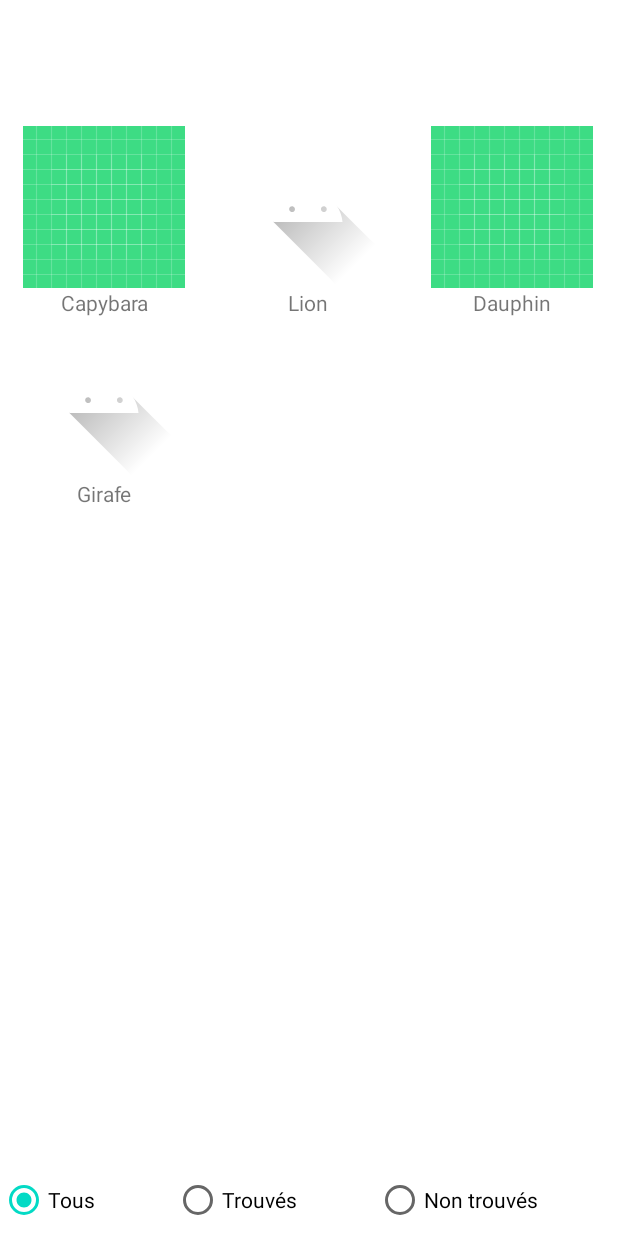
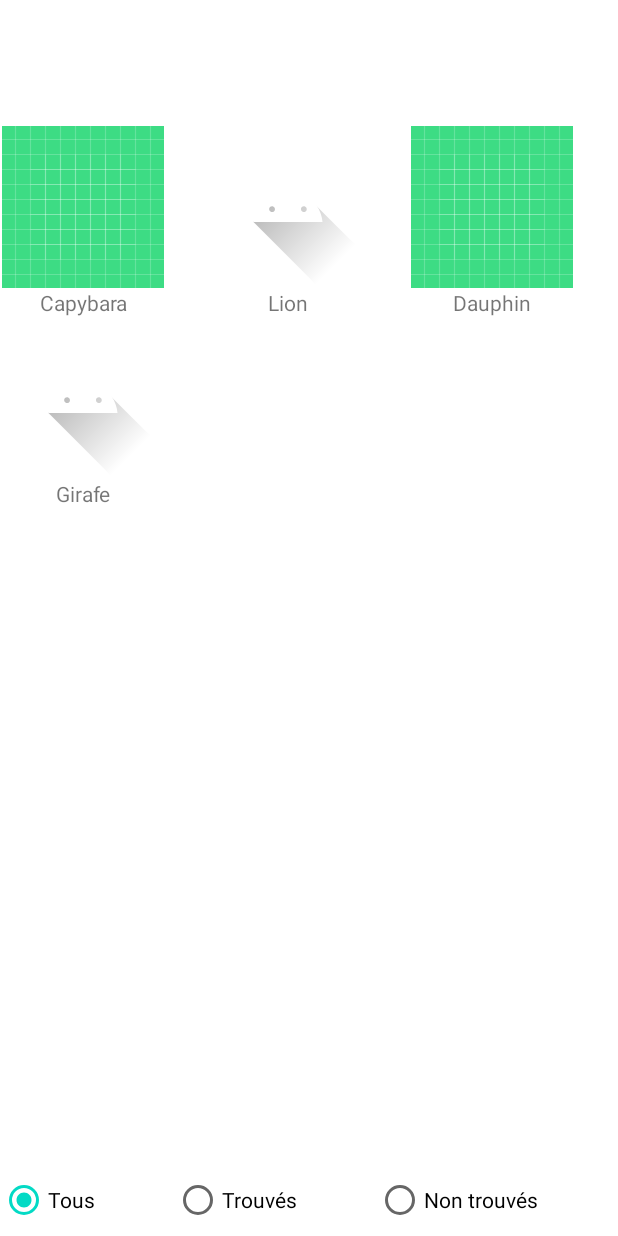
Before and after one commit to Ebenial/ZooDEX, an Android app: the MyZoodexActivity screen opened directly, with no data from a screen before it, on a phone screen of 412 x 824 dp. Run offline under Robolectric (Android 15) with nearby library versions, the phone set to English and light mode, and no system bars.

Commit message:
[Mon Zoodex] Working Zoodex view with normal RecyclerView

```diff
--- a/ZooDex/app/src/main/java/com/example/zoodex/MyZoodexActivity.java
+++ b/ZooDex/app/src/main/java/com/example/zoodex/MyZoodexActivity.java
@@ -2,8 +2,10 @@ package com.example.zoodex;
 
 import android.app.Activity;
 import android.os.Bundle;
-import android.widget.GridView;
-import android.widget.ListView;
+
+import androidx.recyclerview.widget.GridLayoutManager;
+import androidx.recyclerview.widget.LinearLayoutManager;
+import androidx.recyclerview.widget.RecyclerView;
 
 import com.example.zoodex.model.Animal;
 
@@ -24,7 +26,12 @@ public class MyZoodexActivity extends Activity {
         };
 
         this.adapter = new ZoodexAdapter(this, R.layout.dex_animal_element, this.animals);
-        GridView gridAnimals = findViewById(R.id.gridAnimals);
+
+        GridLayoutManager layoutManager = new GridLayoutManager(this, 3);
+        layoutManager.setOrientation(LinearLayoutManager.VERTICAL);
+
+        RecyclerView gridAnimals = findViewById(R.id.gridAnimals);
+        gridAnimals.setLayoutManager(layoutManager);
         gridAnimals.setAdapter(this.adapter);
     }
 }
--- a/ZooDex/app/src/main/java/com/example/zoodex/ZoodexAdapter.java
+++ b/ZooDex/app/src/main/java/com/example/zoodex/ZoodexAdapter.java
@@ -4,41 +4,72 @@ import android.content.Context;
 import android.view.LayoutInflater;
 import android.view.View;
 import android.view.ViewGroup;
-import android.widget.ArrayAdapter;
 import android.widget.ImageView;
 import android.widget.TextView;
 
+import androidx.annotation.NonNull;
+import androidx.recyclerview.widget.RecyclerView;
+
 import com.example.zoodex.model.Animal;
 
-public class ZoodexAdapter extends ArrayAdapter<Animal> {
+public class ZoodexAdapter extends RecyclerView.Adapter<ZoodexAdapter.ViewHolder> {
     private Context context;
     private int resource;
 
+    private Animal[] animals;
+
+    public static class ViewHolder extends RecyclerView.ViewHolder {
+        private TextView txtName;
+        private ImageView imgAnimal;
+
+        public ViewHolder(View v) {
+            super(v);
+
+            this.txtName = v.findViewById(R.id.txtAnimalName);
+            this.imgAnimal = v.findViewById(R.id.imgAnimal);
+        }
+
+        public TextView getNameView() {
+            return this.txtName;
+        }
+
+        public ImageView getImageView() {
+            return this.imgAnimal;
+        }
+    }
+
     public ZoodexAdapter(Context context, int resource, Animal[] animals) {
-        super(context, resource, animals);
+        super();
         this.context = context;
         this.resource = resource;
+
+        this.animals = animals;
     }
 
     @Override
-    public View getView(int position, View convertView, ViewGroup parent) {
-        Animal animal = getItem(position);
-        String name = animal.getName();
-        boolean found = animal.isFound();
+    public ZoodexAdapter.ViewHolder onCreateViewHolder(ViewGroup parent, int viewType) {
+        View view = LayoutInflater.from(parent.getContext())
+                .inflate(this.resource, parent, false);
 
-        LayoutInflater inflater = LayoutInflater.from(this.context);
-        convertView = inflater.inflate(this.resource, parent, false);
+        return new ZoodexAdapter.ViewHolder(view);
+    }
 
-        TextView txtName = convertView.findViewById(R.id.txtAnimalName);
-        ImageView imgAnimal = convertView.findViewById(R.id.imgAnimal);
+    @Override
+    public void onBindViewHolder(ViewHolder holder, int position) {
+        Animal a = this.animals[position];
 
-        txtName.setText(name);
-        if (found) {
+        holder.getNameView().setText(a.getName());
+
+        ImageView imgAnimal = holder.getImageView();
+        if (a.isFound()) {
             imgAnimal.setImageResource(R.drawable.ic_launcher_foreground);
         } else {
             imgAnimal.setImageResource(R.drawable.ic_launcher_background);
         }
+    }
 
-        return convertView;
+    @Override
+    public int getItemCount() {
+        return this.animals.length;
     }
 }
--- a/ZooDex/app/src/main/res/layout/dex_animal_element.xml
+++ b/ZooDex/app/src/main/res/layout/dex_animal_element.xml
@@ -3,8 +3,8 @@
     xmlns:app="http://schemas.android.com/apk/res-auto"
     xmlns:tools="http://schemas.android.com/tools"
     android:orientation="vertical"
-    android:layout_width="match_parent"
-    android:layout_height="match_parent">
+    android:layout_width="wrap_content"
+    android:layout_height="wrap_content">
 
     <ImageView
         android:id="@+id/imgAnimal"
--- a/ZooDex/app/src/main/res/layout/my_zoodex_activity.xml
+++ b/ZooDex/app/src/main/res/layout/my_zoodex_activity.xml
@@ -5,12 +5,11 @@
     android:layout_width="match_parent"
     android:layout_height="match_parent">
 
-    <GridView
+    <androidx.recyclerview.widget.RecyclerView
         android:id="@+id/gridAnimals"
         android:layout_width="409dp"
         android:layout_height="608dp"
         android:stretchMode="columnWidth"
-        android:numColumns="3"
         app:layout_constraintBottom_toTopOf="@+id/rdgFilter"
         app:layout_constraintEnd_toEndOf="parent"
         app:layout_constraintStart_toStartOf="parent"
```
